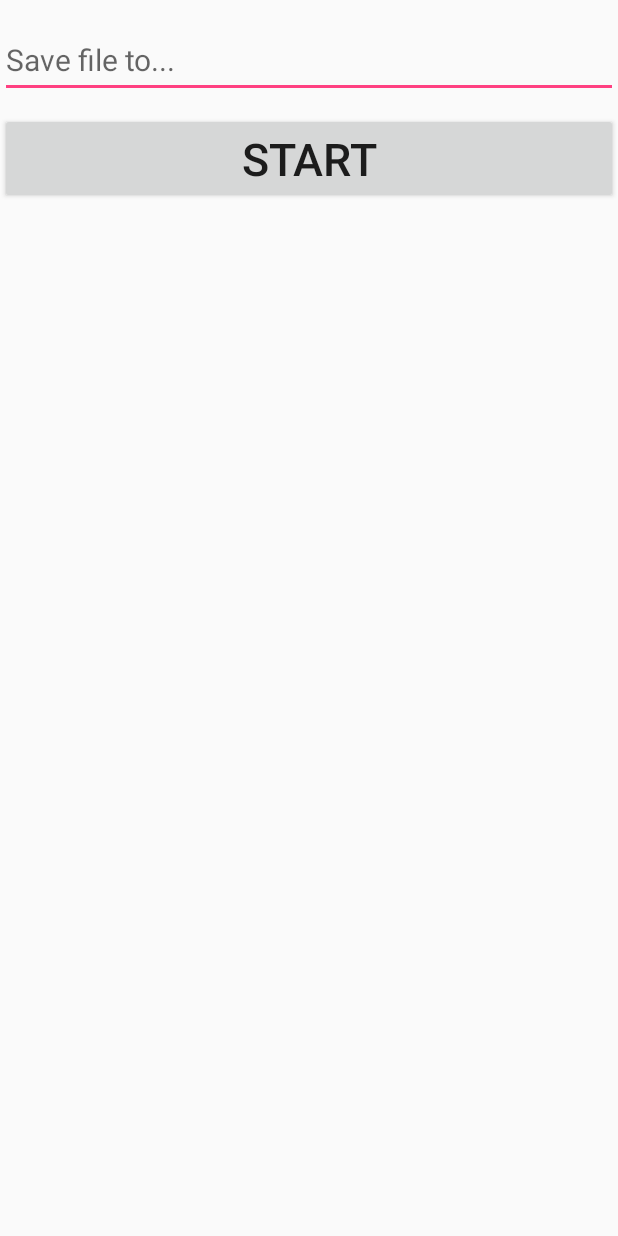
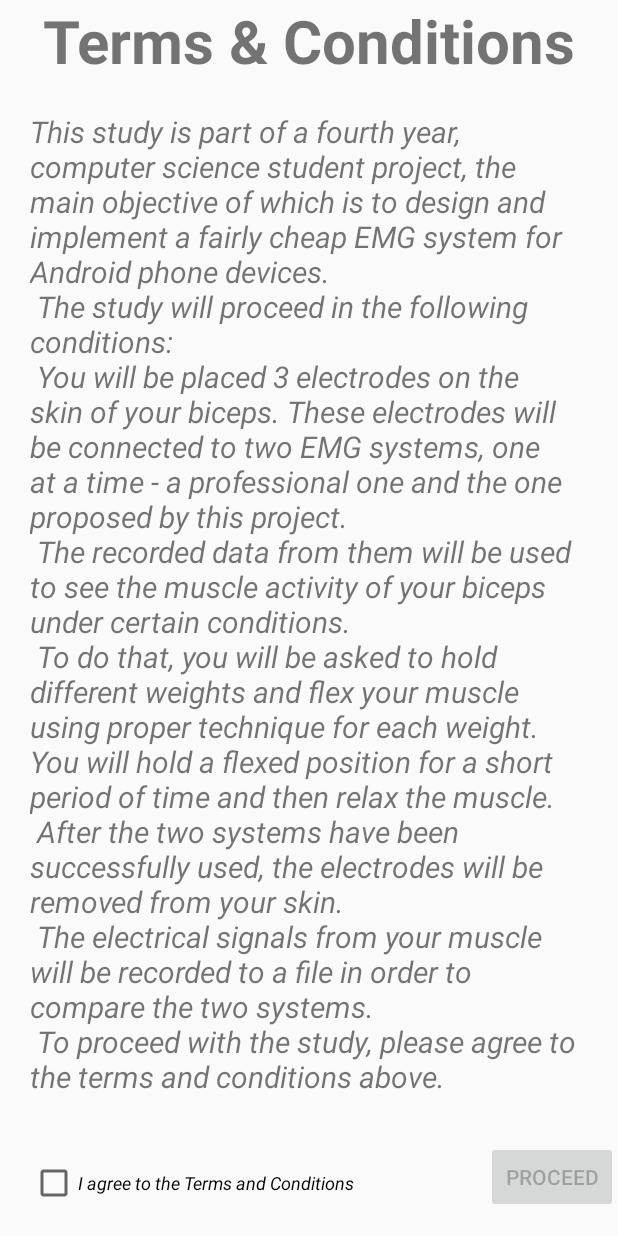
Before and after one commit to dGenov95/EMG-Reader-Usb-App, an Android app: the screen it shows after launch (MainActivity before the commit, TermsAndConditionsActivity after it), on a phone screen of 412 x 824 dp. Run offline under Robolectric (Android 15) with nearby library versions, the light colour scheme and no system bars.

Commit message:
Added a terms and conditions screen for the evaluation. Every time the app starts, the user has to agree to the terms and conditions inorder to proceed.

```diff
--- a/app/src/main/AndroidManifest.xml
+++ b/app/src/main/AndroidManifest.xml
@@ -11,11 +11,13 @@
         android:roundIcon="@mipmap/ic_launcher_round"
         android:supportsRtl="true"
         android:theme="@style/AppTheme">
-        <activity android:name=".MainActivity">
+
+        <activity android:name=".MainActivity"/>
+
+        <activity android:name=".TermsAndConditionsActivity">
             <intent-filter>
-                <action android:name="android.intent.action.MAIN" />
-
-                <category android:name="android.intent.category.LAUNCHER" />
+                <action android:name="android.intent.action.MAIN"/>
+                <category android:name="android.intent.category.LAUNCHER"/>
             </intent-filter>
         </activity>
 
--- a/app/src/main/java/com/example/dimitar/usbtestapp/MainActivity.java
+++ b/app/src/main/java/com/example/dimitar/usbtestapp/MainActivity.java
@@ -15,7 +15,6 @@ import android.os.Message;
 import android.support.v7.app.AppCompatActivity;
 import android.util.Log;
 import android.view.View;
-import android.widget.Button;
 import android.widget.EditText;
 import android.widget.TextView;
 import android.widget.Toast;
@@ -81,7 +80,6 @@ public class MainActivity extends AppCompatActivity {
     protected void onCreate(Bundle savedInstanceState) {
         super.onCreate(savedInstanceState);
         setContentView(R.layout.activity_main);
-
         mHandler = new MyHandler(this);
         //Initialize the widgets
         fileNameText = (EditText) findViewById(R.id.fileNameView);
--- /dev/null
+++ b/app/src/main/java/com/example/dimitar/usbtestapp/TermsAndConditionsActivity.java
@@ -0,0 +1,52 @@
+package com.example.dimitar.usbtestapp;
+
+import android.app.Activity;
+import android.content.Intent;
+import android.os.Bundle;
+import android.text.method.ScrollingMovementMethod;
+import android.view.View;
+import android.widget.Button;
+import android.widget.CheckBox;
+import android.widget.CompoundButton;
+import android.widget.TextView;
+
+
+public class TermsAndConditionsActivity extends Activity {
+
+    private CheckBox agreeCheckbox;
+    private Button proceedButton;
+    private TextView termsAndConditionsText;
+
+    @Override
+    protected void onCreate(Bundle savedInstanceState) {
+        super.onCreate(savedInstanceState);
+        setContentView(R.layout.activity_terms_conditions);
+
+        agreeCheckbox =(CheckBox) findViewById(R.id.agreeCheckBox);
+        proceedButton = (Button) findViewById(R.id.proceedButton);
+        termsAndConditionsText = (TextView) findViewById(R.id.termsText);
+
+        termsAndConditionsText.setMovementMethod(new ScrollingMovementMethod());
+
+        enableProceedButton(false);
+
+        agreeCheckbox.setOnCheckedChangeListener(new CompoundButton.OnCheckedChangeListener() {
+            @Override
+            public void onCheckedChanged(CompoundButton compoundButton, boolean b) {
+                if(agreeCheckbox.isChecked()){
+                    enableProceedButton(true);
+                }
+            }
+        });
+    }
+
+    public void onClickProceed(View view){
+        Intent proceedIntent = new Intent(this,MainActivity.class);
+        startActivity(proceedIntent);
+        finish();
+    }
+
+    private void enableProceedButton(boolean status){
+        proceedButton.setEnabled(status);
+    }
+}
--- /dev/null
+++ b/app/src/main/res/layout/activity_terms_conditions.xml
@@ -0,0 +1,58 @@
+<?xml version="1.0" encoding="utf-8"?>
+<RelativeLayout
+    xmlns:android="http://schemas.android.com/apk/res/android" android:layout_width="match_parent"
+    android:layout_height="match_parent">
+
+
+    <TextView
+        android:id="@+id/termsHeader"
+        android:layout_width="match_parent"
+        android:layout_height="wrap_content"
+        android:layout_alignParentLeft="true"
+        android:layout_alignParentStart="true"
+        android:layout_alignParentTop="true"
+        android:shadowColor="@color/colorAccent"
+        android:singleLine="true"
+        android:text="@string/terms_conditions_header"
+        android:textAlignment="center"
+        android:textSize="40sp"
+        android:textStyle="bold" />
+
+    <TextView
+        android:id="@+id/termsText"
+        android:layout_width="wrap_content"
+        android:layout_height="wrap_content"
+        android:layout_above="@+id/proceedButton"
+        android:layout_below="@id/termsHeader"
+        android:layout_marginBottom="20dp"
+        android:layout_marginTop="20dp"
+        android:layout_marginLeft="20dp"
+        android:layout_marginRight="20dp"
+        android:text="@string/terms_conditions"
+        android:textSize="20sp"
+        android:textStyle="italic" />
+
+    <Button
+        android:id="@+id/proceedButton"
+        android:layout_width="wrap_content"
+        android:layout_height="wrap_content"
+        android:layout_alignParentBottom="true"
+        android:layout_alignParentEnd="true"
+        android:layout_alignParentRight="true"
+        android:layout_marginBottom="15dp"
+        android:onClick="onClickProceed"
+        android:text="@string/proceed" />
+
+    <CheckBox
+        android:id="@+id/agreeCheckBox"
+        android:layout_width="wrap_content"
+        android:layout_height="40dp"
+        android:layout_alignBottom="@+id/proceedButton"
+        android:layout_alignLeft="@+id/termsText"
+        android:layout_alignStart="@+id/termsText"
+        android:text="@string/agree_terms_conditions"
+        android:textSize="12sp"
+        android:textStyle="italic"
+        android:scrollbars = "vertical"/>
+
+</RelativeLayout>
--- a/app/src/main/res/values/strings.xml
+++ b/app/src/main/res/values/strings.xml
@@ -2,4 +2,21 @@
     <string name="app_name">UsbTestApp</string>
     <string name="start">Start</string>
     <string name="file_name">Save file to...</string>
+    <string name="terms_conditions">
+
+        This study is part of a fourth year, computer science student project, the main objective of which is to design and implement a fairly cheap EMG system for Android phone devices.\n
+        The study will proceed in the following conditions:\n
+        You will be placed 3 electrodes on the skin of your biceps.
+        These electrodes will be connected to two EMG systems, one at a time - a professional one and the one proposed by this project.\n
+        The recorded data from them will be used to see the muscle activity of your biceps under certain conditions.\n
+        To do that, you will be asked to hold different weights and flex your muscle using proper technique for each weight.
+        You will hold a flexed position for a short period of time and then relax the muscle.\n
+        After the two systems have been successfully used, the electrodes will be removed from your skin.\n
+        The electrical signals from your muscle will be recorded to a file in order to compare the two  systems.\n
+        To proceed with the study, please agree to the terms and conditions above.
+
+    </string>
+    <string name="terms_conditions_header"><![CDATA[Terms & Conditions]]></string>
+    <string name="proceed">Proceed</string>
+    <string name="agree_terms_conditions">I agree to the Terms and Conditions</string>
 </resources>
```
